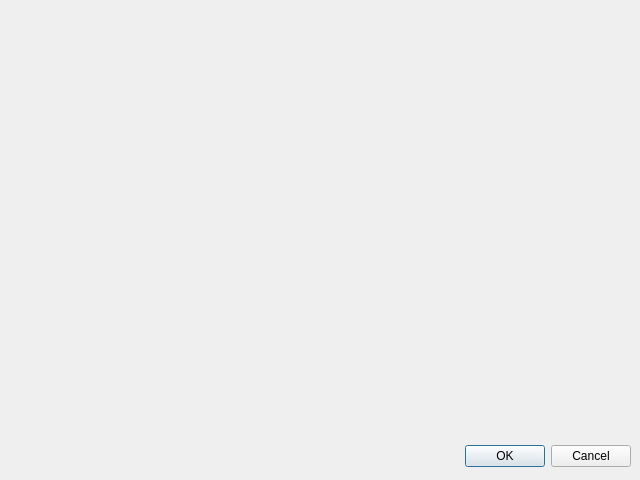
First picture: the form in teamdisplay.ui, repository bbisuna0/CS1D_baseball, before the edit.
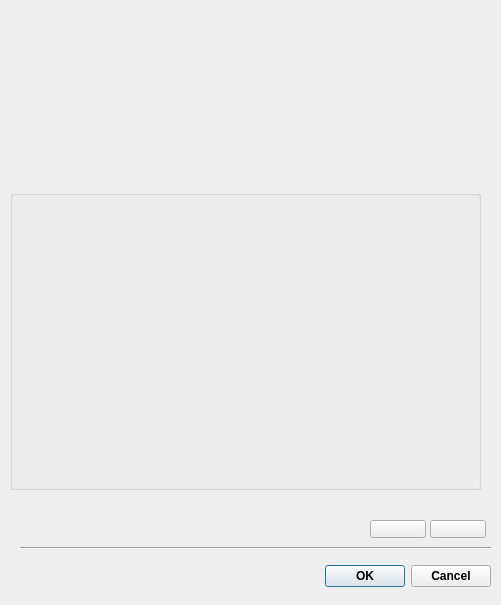
Second picture: the form after the edit. Icons and pictures are not drawn.

Commit message: added prototype for team display page

```diff
--- a/teamdisplay.ui
+++ b/teamdisplay.ui
@@ -6,10 +6,16 @@
    <rect>
     <x>0</x>
     <y>0</y>
-    <width>640</width>
-    <height>480</height>
+    <width>501</width>
+    <height>605</height>
    </rect>
   </property>
+  <property name="font">
+   <font>
+    <family>Segoe UI</family>
+    <pointsize>9</pointsize>
+   </font>
+  </property>
   <property name="windowTitle">
    <string>Dialog</string>
   </property>
@@ -22,12 +28,19 @@
   <widget class="QDialogButtonBox" name="buttonBox">
    <property name="geometry">
     <rect>
-     <x>10</x>
-     <y>440</y>
-     <width>621</width>
+     <x>140</x>
+     <y>560</y>
+     <width>351</width>
      <height>32</height>
     </rect>
    </property>
+   <property name="font">
+    <font>
+     <family>Segoe UI</family>
+     <pointsize>9</pointsize>
+     <bold>true</bold>
+    </font>
+   </property>
    <property name="orientation">
     <enum>Qt::Orientation::Horizontal</enum>
    </property>
@@ -35,6 +48,184 @@
     <set>QDialogButtonBox::StandardButton::Cancel|QDialogButtonBox::StandardButton::Ok</set>
    </property>
   </widget>
+  <widget class="QLabel" name="teamlogo">
+   <property name="geometry">
+    <rect>
+     <x>215</x>
+     <y>65</y>
+     <width>60</width>
+     <height>60</height>
+    </rect>
+   </property>
+   <property name="autoFillBackground">
+    <bool>false</bool>
+   </property>
+   <property name="text">
+    <string/>
+   </property>
+   <property name="pixmap">
+    <pixmap resource="logos.qrc">:/logos/chicago-cubs.png</pixmap>
+   </property>
+   <property name="scaledContents">
+    <bool>true</bool>
+   </property>
+  </widget>
+  <widget class="QLabel" name="teamlogo_2">
+   <property name="geometry">
+    <rect>
+     <x>360</x>
+     <y>100</y>
+     <width>121</width>
+     <height>71</height>
+    </rect>
+   </property>
+   <property name="text">
+    <string/>
+   </property>
+   <property name="pixmap">
+    <pixmap resource="logos.qrc">:/logos/pennant-banner1.png</pixmap>
+   </property>
+   <property name="scaledContents">
+    <bool>true</bool>
+   </property>
+  </widget>
+  <widget class="QLabel" name="teamlogo_3">
+   <property name="geometry">
+    <rect>
+     <x>10</x>
+     <y>100</y>
+     <width>121</width>
+     <height>71</height>
+    </rect>
+   </property>
+   <property name="text">
+    <string/>
+   </property>
+   <property name="pixmap">
+    <pixmap resource="logos.qrc">:/logos/pennant-banner2.png</pixmap>
+   </property>
+   <property name="scaledContents">
+    <bool>true</bool>
+   </property>
+  </widget>
+  <widget class="QLabel" name="label">
+   <property name="geometry">
+    <rect>
+     <x>150</x>
+     <y>10</y>
+     <width>191</width>
+     <height>161</height>
+    </rect>
+   </property>
+   <property name="text">
+    <string/>
+   </property>
+   <property name="pixmap">
+    <pixmap resource="logos.qrc">:/logos/scoreboard.PNG</pixmap>
+   </property>
+   <property name="scaledContents">
+    <bool>true</bool>
+   </property>
+  </widget>
+  <widget class="Line" name="line_2">
+   <property name="geometry">
+    <rect>
+     <x>20</x>
+     <y>540</y>
+     <width>471</width>
+     <height>16</height>
+    </rect>
+   </property>
+   <property name="orientation">
+    <enum>Qt::Orientation::Horizontal</enum>
+   </property>
+  </widget>
+  <widget class="QPushButton" name="pushButton">
+   <property name="geometry">
+    <rect>
+     <x>370</x>
+     <y>520</y>
+     <width>56</width>
+     <height>18</height>
+    </rect>
+   </property>
+   <property name="text">
+    <string/>
+   </property>
+   <property name="icon">
+    <iconset resource="logos.qrc">
+     <normaloff>:/logos/baseball-bat-left.png</normaloff>:/logos/baseball-bat-left.png</iconset>
+   </property>
+   <property name="iconSize">
+    <size>
+     <width>40</width>
+     <height>15</height>
+    </size>
+   </property>
+   <property name="flat">
+    <bool>false</bool>
+   </property>
+  </widget>
+  <widget class="QPushButton" name="pushButton_2">
+   <property name="geometry">
+    <rect>
+     <x>430</x>
+     <y>520</y>
+     <width>56</width>
+     <height>18</height>
+    </rect>
+   </property>
+   <property name="text">
+    <string/>
+   </property>
+   <property name="icon">
+    <iconset resource="logos.qrc">
+     <normaloff>:/logos/baseball-bat-right.png</normaloff>:/logos/baseball-bat-right.png</iconset>
+   </property>
+   <property name="iconSize">
+    <size>
+     <width>40</width>
+     <height>15</height>
+    </size>
+   </property>
+  </widget>
+  <widget class="QGroupBox" name="teamBox">
+   <property name="geometry">
+    <rect>
+     <x>10</x>
+     <y>190</y>
+     <width>471</width>
+     <height>300</height>
+    </rect>
+   </property>
+   <property name="minimumSize">
+    <size>
+     <width>471</width>
+     <height>300</height>
+    </size>
+   </property>
+   <property name="maximumSize">
+    <size>
+     <width>471</width>
+     <height>300</height>
+    </size>
+   </property>
+   <property name="title">
+    <string/>
+   </property>
+   <property name="flat">
+    <bool>true</bool>
+   </property>
+  </widget>
+  <zorder>teamBox</zorder>
+  <zorder>label</zorder>
+  <zorder>buttonBox</zorder>
+  <zorder>teamlogo</zorder>
+  <zorder>teamlogo_2</zorder>
+  <zorder>teamlogo_3</zorder>
+  <zorder>line_2</zorder>
+  <zorder>pushButton</zorder>
+  <zorder>pushButton_2</zorder>
  </widget>
  <resources/>
  <connections>
```
Left out of the diff: 4 changed lines with no effect on the pictures. The commit also changes 18 other files.
